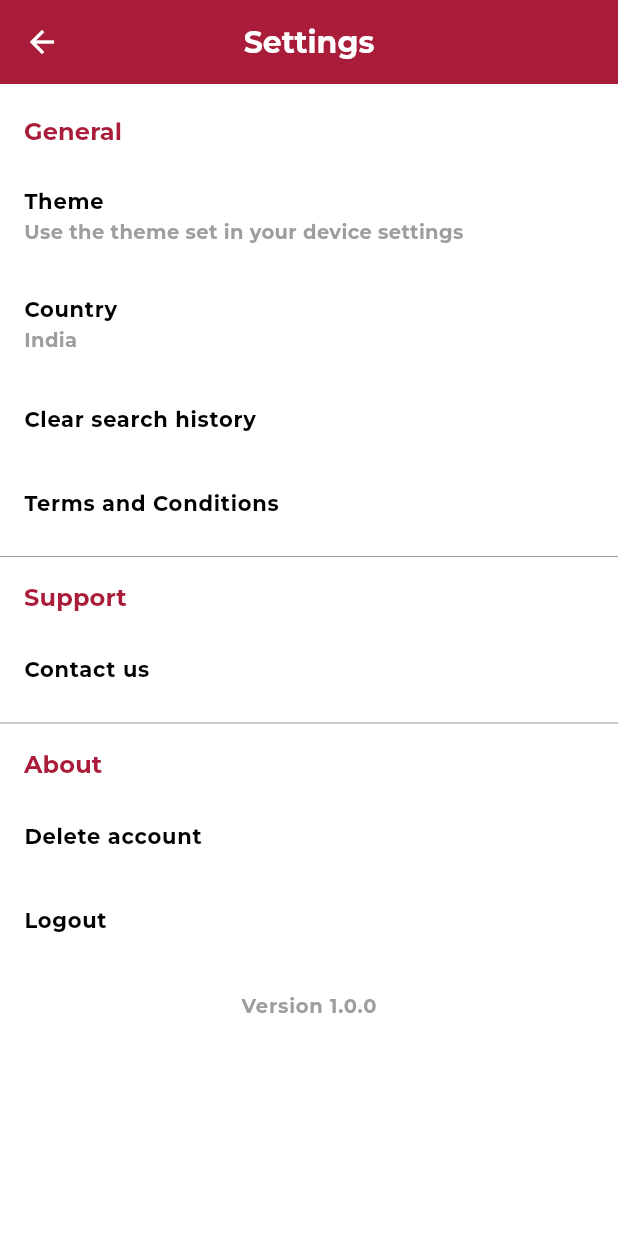
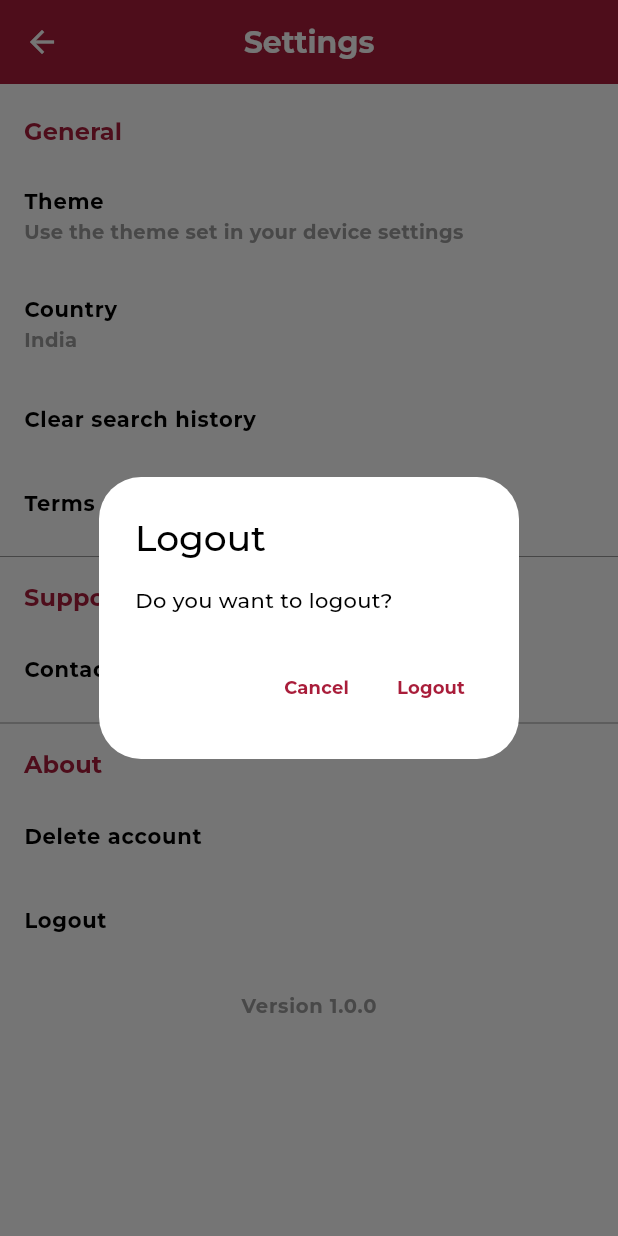
Before and after one commit to AlleTre-E-Commerce-Complex/alletre-flutter, a Flutter app: the SettingsScreen screen opened directly, after a tap on "Logout", on a phone screen of 412 x 824 dp. Run offline on Flutter 3.47's test engine with Material 3 defaults, Android fonts, the phone set to English and light mode, and no system bars; our stand-ins replace carousel_slider, flutter_svg, font_awesome_flutter, intl_phone_number_input, package_info_plus, slide_to_act; project files that could hold a hidden picture were left out.

Commit message:
feat: logout feature implemented and fix: error while logging in again fixed

```diff
--- a/lib/view/screens/settings screen/settings_screen.dart
+++ b/lib/view/screens/settings screen/settings_screen.dart
@@ -1,4 +1,5 @@
 import 'package:alletre_app/controller/providers/bottom_navbar_provider.dart';
+import 'package:alletre_app/controller/providers/login_state.dart';
 import 'package:alletre_app/utils/themes/app_theme.dart';
 import 'package:alletre_app/view/widgets/settings%20widgets/settings_list_tile.dart';
 import 'package:alletre_app/view/widgets/settings%20widgets/settings_section_title.dart';
@@ -12,6 +13,44 @@ class SettingsScreen extends StatelessWidget {
   Future<String> _getAppVersion() async {
     final packageInfo = await PackageInfo.fromPlatform();
     return 'Version ${packageInfo.version}';
+  }
+
+  Future<void> _showLogoutDialog(BuildContext context) async {
+    // Show dialog
+    showDialog(
+      context: context,
+      barrierDismissible:
+          false, // Prevents dismissing the dialog by tapping outside
+      builder: (BuildContext context) {
+        return AlertDialog(
+          title: const Text('Logout',
+              style: TextStyle(fontWeight: FontWeight.w500)),
+          content: const Text('Do you want to logout?',
+              style: TextStyle(
+                  color: onSecondaryColor, fontWeight: FontWeight.w500)),
+          actions: <Widget>[
+            TextButton(
+              onPressed: () {
+                Navigator.of(context).pop();
+              },
+              child: const Text('Cancel', style: TextStyle(fontSize: 12)),
+            ),
+            TextButton(
+              onPressed: () {
+                // Log out the user
+                context.read<LoggedInProvider>().logOut();
+                // Navigate using TabIndexProvider
+                context
+                    .read<TabIndexProvider>()
+                    .updateIndex(2); // Index for LoginPage
+                Navigator.of(context).pop(); // Close the dialog
+              },
+              child: const Text('Logout', style: TextStyle(fontSize: 12)),
+            ),
+          ],
+        );
+      },
+    );
   }
 
   @override
@@ -70,7 +109,9 @@ class SettingsScreen extends StatelessWidget {
             ),
             SettingsListTile(
               title: 'Logout',
-              onTap: () {},
+              onTap: () {
+                _showLogoutDialog(context); // logout confirmation dialog
+              },
             ),
             const SizedBox(height: 20),
             FutureBuilder<String>(
```
Also changed, not shown: lib/app.dart (+21 -25 lines), lib/view/widgets/login widgets/login_buttons.dart (+15 -8 lines).
